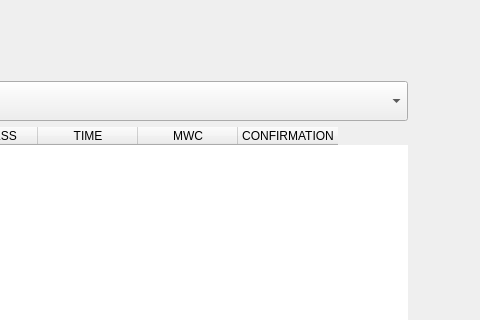
Qt form windows/e_transactions.ui (0xkobe/mwc-wallet) before a commit; both pictures show x 435 to 915 and y 0 to 320 of the 915 by 617 pixel window.
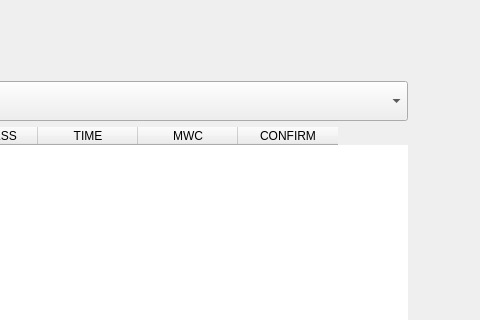
The same form after that commit. Icons and pictures are not drawn. Custom widgets are drawn as their Qt base class.

```diff
--- a/windows/e_transactions.ui
+++ b/windows/e_transactions.ui
@@ -104,7 +104,7 @@
          </column>
          <column>
           <property name="text">
-           <string>CONFIRMATION</string>
+           <string>CONFIRM</string>
           </property>
          </column>
         </widget>
```
